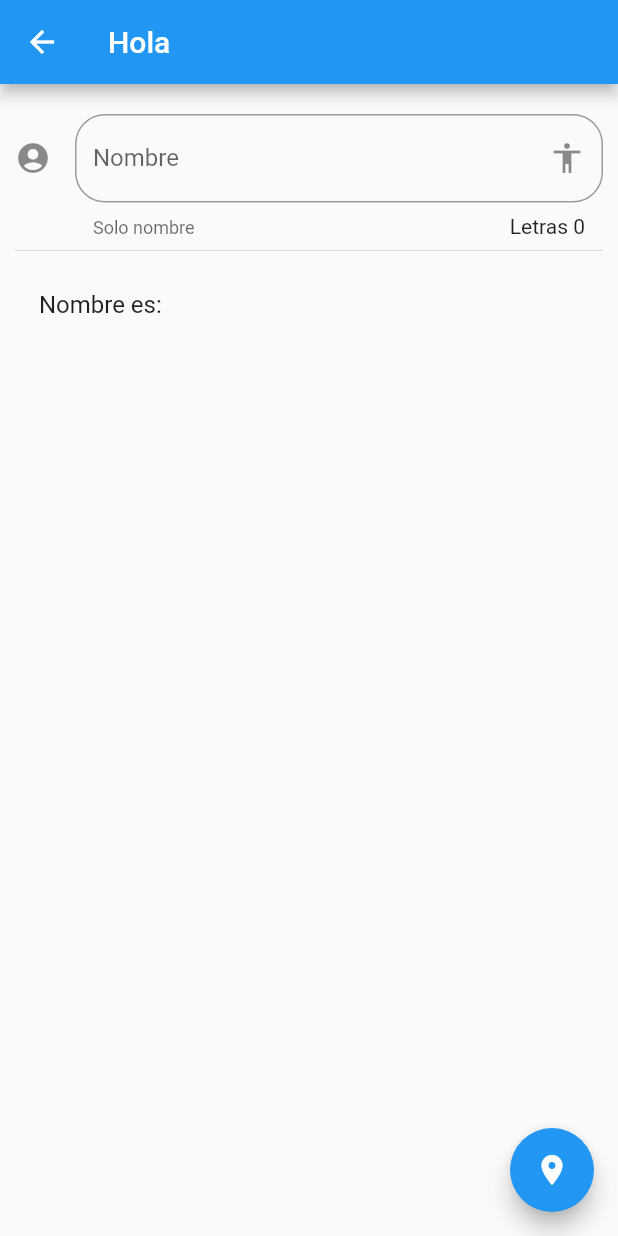
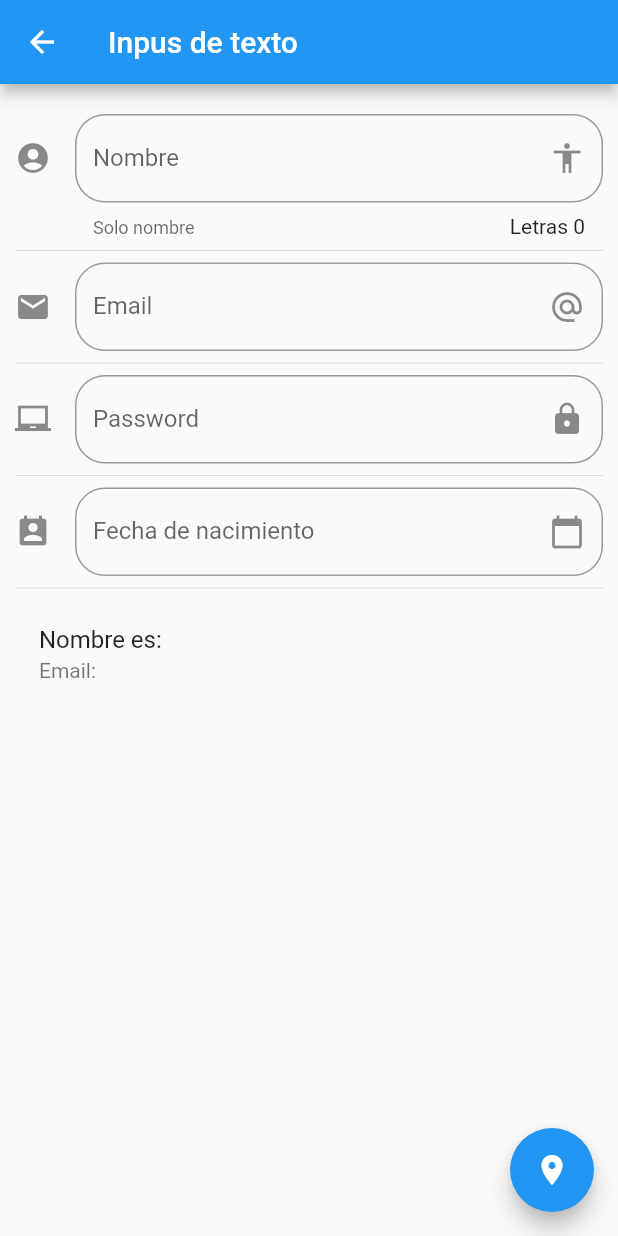
Before and after one commit to suyridan/Flutter_componentes, a Flutter app: the screen it shows after launch, after a tap on "Input", on a phone screen of 412 x 824 dp. Run offline on Flutter 3.47's test engine with Material 2 defaults, Android fonts, the phone set to English and light mode, and no system bars; network calls fail.

Commit message:
83 inputs y cambios de idioma

```diff
--- a/lib/main.dart
+++ b/lib/main.dart
@@ -1,7 +1,8 @@
-
 import 'package:componentes/src/pages/alert_page.dart';
 import 'package:componentes/src/routes/routes.dart';
 import 'package:flutter/material.dart';
+
+import 'package:flutter_localizations/flutter_localizations.dart';
 
 void main() => runApp(MyApp());
 
@@ -18,6 +19,14 @@ class MyApp extends StatelessWidget {
           builder: ( BuildContext context ) => AlertPage()
         );
       },
+      localizationsDelegates: [
+        GlobalMaterialLocalizations.delegate,
+        GlobalWidgetsLocalizations.delegate,
+      ],
+      supportedLocales: [
+        const Locale('en','US'), // English
+        const Locale('es','ES'),
+      ],
       );
   }
 }
--- a/lib/src/pages/input_page.dart
+++ b/lib/src/pages/input_page.dart
@@ -8,18 +8,29 @@ class InputPage extends StatefulWidget {
 class _InputPageState extends State<InputPage> {
 
   String _nombre = '';
+  String _email = '';
+  String _password = '';
+  String _fecha = '';
+
+  TextEditingController _inputFielDateController = new TextEditingController();
 
   @override
   Widget build(BuildContext context) {
     return Scaffold(
       appBar: AppBar(
-        title: Text('Hola'),
+        title: Text('Inpus de texto'),
       ),
       body: Center(
         child: ListView(
           padding: EdgeInsets.symmetric(horizontal: 10, vertical: 20.0),
           children: <Widget>[
             _crearInput(),
+            Divider(),
+            _crearEmail(),
+            Divider(),
+            _crearPassword(),
+            Divider(),
+            _crearFecha( context ),
             Divider(),
             _agregarPersona(),
           ],
@@ -31,6 +42,27 @@ class _InputPageState extends State<InputPage> {
           Navigator.pop(context);
         },
       ),
+    );
+  }
+
+  Widget _crearEmail() {
+    return TextField(
+      // autofocus: true,
+      textCapitalization: TextCapitalization.sentences,
+      decoration: InputDecoration(
+        border: OutlineInputBorder(
+          borderRadius: BorderRadius.circular(20.0)
+        ),
+        hintText: 'Email',
+        labelText: 'Email',
+        suffixIcon: Icon ( Icons.alternate_email ),
+        icon: Icon( Icons.email ),
+      ),
+      onChanged: (valor) {
+        setState(() {
+          _email = valor;
+        });
+      },
     );
   }
 
@@ -57,10 +89,76 @@ class _InputPageState extends State<InputPage> {
     );
   }
 
+  Widget _crearPassword() {
+    return TextField(
+      obscureText: true,
+      // autofocus: true,
+      textCapitalization: TextCapitalization.sentences,
+      decoration: InputDecoration(
+        border: OutlineInputBorder(
+          borderRadius: BorderRadius.circular(20.0)
+        ),
+        hintText: 'Password',
+        labelText: 'Password',
+        suffixIcon: Icon ( Icons.lock ),
+        icon: Icon( Icons.laptop_chromebook ),
+      ),
+      onChanged: (valor) {
+        setState(() {
+          _password = valor;
+        });
+      },
+    );
+  }
+
+
+  Widget _crearFecha( BuildContext context ){
+
+    return TextField(
+      controller: _inputFielDateController,
+      enableInteractiveSelection: false,
+      textCapitalization: TextCapitalization.sentences,
+      decoration: InputDecoration(
+        border: OutlineInputBorder(
+          borderRadius: BorderRadius.circular(20.0)
+        ),
+        hintText: 'Fecha de nacimiento',
+        labelText: 'Fecha de nacimiento',
+        suffixIcon: Icon ( Icons.calendar_today ),
+        icon: Icon( Icons.perm_contact_calendar ),
+      ),
+      onTap: () {
+        FocusScope.of(context).requestFocus(new FocusNode());
+        _selectDate( context );
+      },
+    );
+
+  }
+
+  _selectDate(BuildContext context) async {
+
+    DateTime picked = await showDatePicker(
+      context: context,
+      firstDate: new DateTime(1994),
+      initialDate: new DateTime.now(),
+      lastDate: new DateTime.now(),
+      locale: Locale('es')
+    );
+
+    if ( picked != null ) {
+      setState(() {
+        _fecha = picked.toString();
+        _inputFielDateController.text = _fecha;
+      });
+    }
+
+  }
 
   Widget _agregarPersona() {
     return ListTile(
       title: Text('Nombre es: $_nombre'),
+      subtitle: Text('Email: $_email'),
     );
   }
+
 }
--- a/pubspec.yaml
+++ b/pubspec.yaml
@@ -20,6 +20,8 @@ dependencies:
   flutter:
     sdk: flutter
 
+  flutter_localizations:
+    sdk: flutter
   # The following adds the Cupertino Icons font to your application.
   # Use with the CupertinoIcons class for iOS style icons.
   cupertino_icons: ^0.1.2
```
Also changed, not shown: pubspec.lock.
